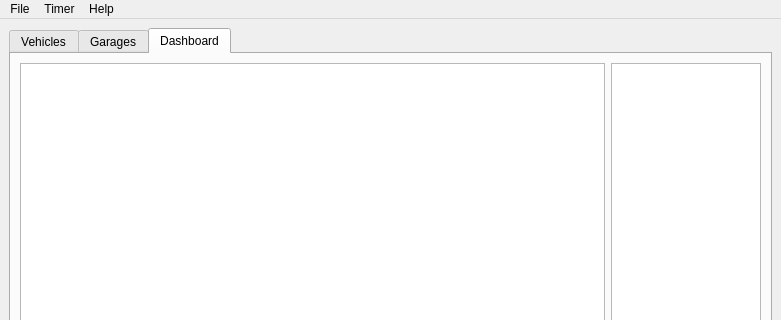
The window that UI Files/Main_Window.ui (unwisegeek/GTAGarageTracker) describes before a commit, drawn with Qt 5; both pictures show x 0 to 781 and y 0 to 320 of the 781 by 672 pixel window.
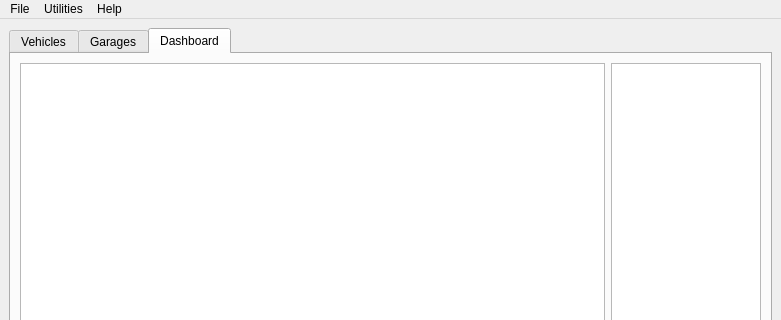
The same window after the commit. Icons and pictures are not drawn.

Commit message: * Added Checklist Window and Menu Item

The edit to the form file:
```diff
--- a/UI Files/Main_Window.ui
+++ b/UI Files/Main_Window.ui
@@ -413,7 +413,7 @@
    </widget>
    <widget class="QMenu" name="menuTimer">
     <property name="title">
-     <string>Timer</string>
+     <string>Utilities</string>
     </property>
     <addaction name="actionTimerOpen"/>
    </widget>
```
Left out of the diff: 8 changed lines with no effect on the pictures. The commit also changes 6 other files.
